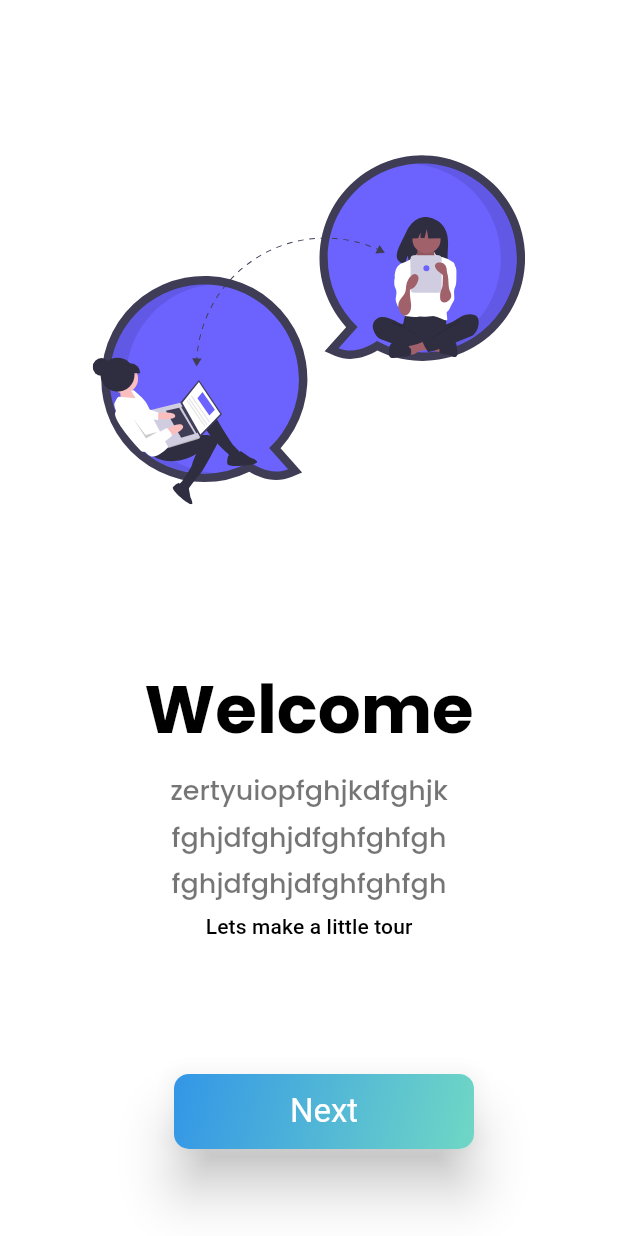
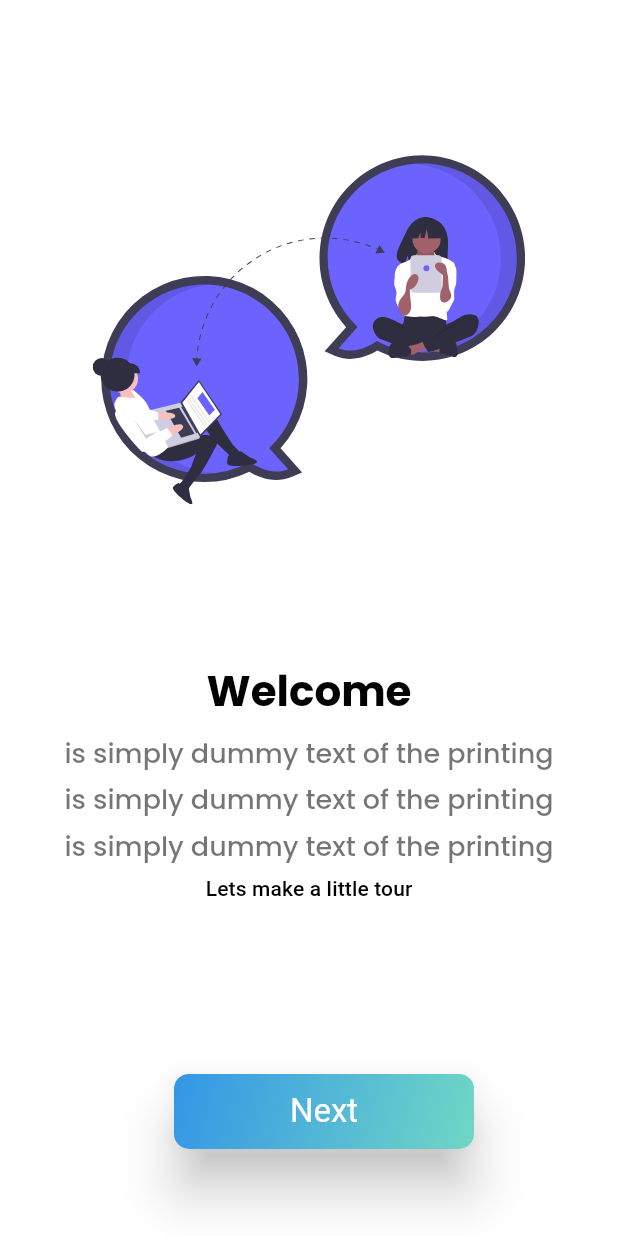
Before and after one commit to Kevinevrad/ChatApp, a Flutter app: the screen it shows after launch, on a phone screen of 412 x 824 dp. Run offline on Flutter 3.47's test engine with Material 2 defaults, Android fonts, the phone set to English and light mode, and no system bars; our stand-ins replace flutter_svg, google_fonts, smooth_page_indicator.

Commit message:
new changes

```diff
--- a/lib/ecrans/onbording_page.dart
+++ b/lib/ecrans/onbording_page.dart
@@ -62,19 +62,19 @@ class _OnbordingPgaeState extends State<OnbordingPgae> {
                 Cartes(
                   nom_img: img3,
                   title: 'Welcome',
-                  bodytext1: 'zertyuiopfghjkdfghjk',
-                  bodytext2: 'fghjdfghjdfghfghfgh',
+                  bodytext1: 'is simply dummy text of the printing',
+                  bodytext2: 'is simply dummy text of the printing',
                 ),
                 Cartes(
                   nom_img: img2,
                   title: 'Follow steps',
-                  bodytext1: 'zertyuiopfghjkdfghjk',
-                  bodytext2: 'fghjdfghjdfghfghfgh',
+                  bodytext1: 'is simply dummy text of the printing',
+                  bodytext2: 'is simply dummy text of the printing',
                 ),
                 Cartes(
                   title: 'Fast convivial',
-                  bodytext1: 'fghdfghjsdfghdfghjdfghsdfg',
-                  bodytext2: 'dfghjkqsdfghjkn',
+                  bodytext1: 'is simply dummy text of the printing',
+                  bodytext2: 'is simply dummy text of the printing',
                   nom_img: img1,
                 )
               ],
--- a/lib/utils/theme/texte_theme.dart
+++ b/lib/utils/theme/texte_theme.dart
@@ -10,6 +10,7 @@ class TtextTheme {
       ),
       headline3: GoogleFonts.poppins(
           color: Colors.black,
+          fontSize: 28,
           textStyle: TextStyle(fontWeight: FontWeight.bold)),
       headline2: GoogleFonts.lobsterTwo(
           color: Colors.white, textStyle: TextStyle(fontSize: 100)),
@@ -31,7 +32,7 @@ class TtextTheme {
       headline2: GoogleFonts.lobsterTwo(
           color: Colors.white, textStyle: TextStyle(fontSize: 100)),
       bodyText1: GoogleFonts.grandHotel(
-          color: Colors.white, fontSize: 14, textStyle: TextStyle(height: 1.7)),
+          color: Colors.white, fontSize: 13, textStyle: TextStyle(height: 1.7)),
       headline4: GoogleFonts.poppins(
           color: Colors.white,
           fontSize: 24,
```
